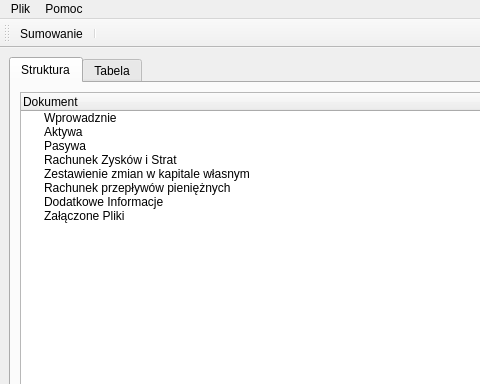
Qt form qt_design/main_window.ui (GlockPL/pol-tax) before a commit; both pictures show x 0 to 480 and y 0 to 384 of the 900 by 700 pixel window.
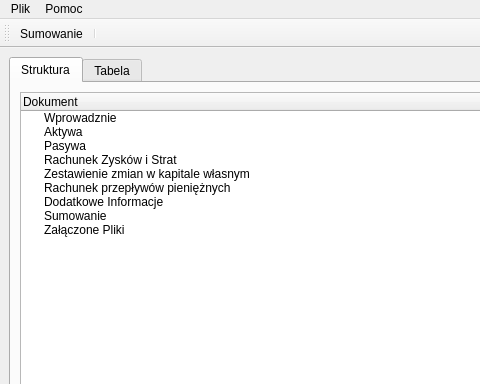
The same form after that commit. Icons and pictures are not drawn.

Commit message: New summation indexing and exception checking

```diff
--- a/qt_design/main_window.ui
+++ b/qt_design/main_window.ui
@@ -76,6 +76,11 @@
               <string>Dodatkowe Informacje</string>
              </property>
             </item>
+            <item>
+             <property name="text">
+              <string>Sumowanie</string>
+             </property>
+            </item>
             <item>
              <property name="text">
               <string>Załączone Pliki</string>
```
The commit also changes 2 other files.
